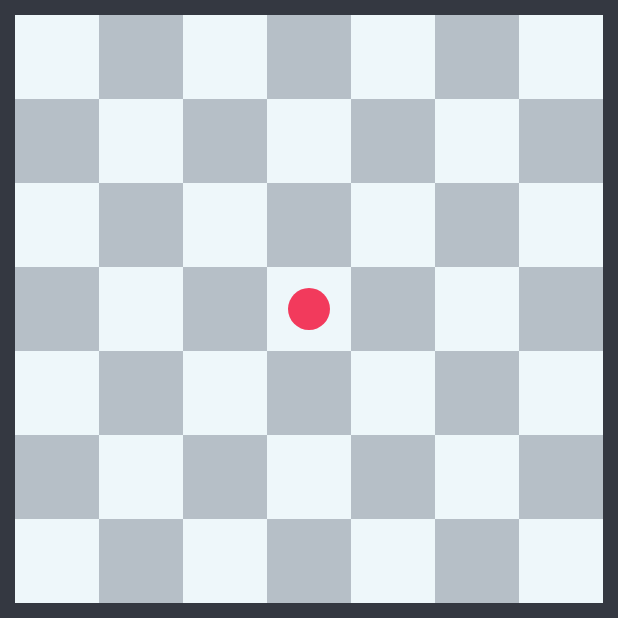
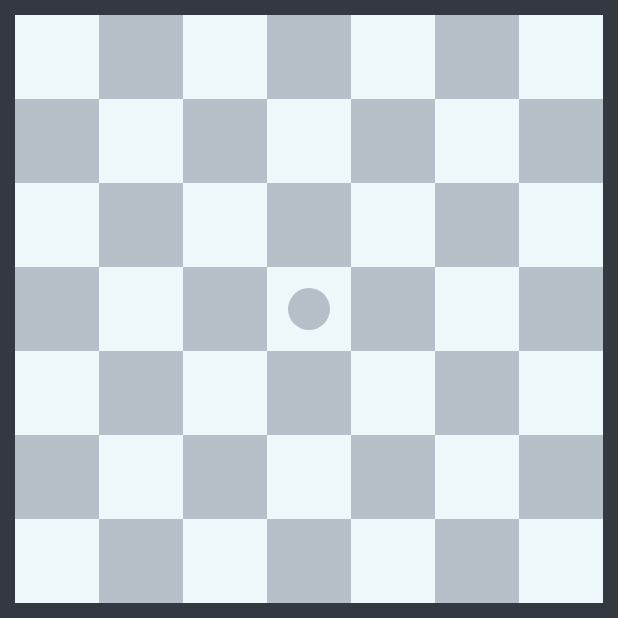
Before and after one commit to Tortoaster/CustomChess, an Android app: the PieceEditorActivity screen opened directly, with no data from a screen before it, after a tap on "Edit Attacks", on a phone screen of 412 x 824 dp, the top half of it. Run offline under Robolectric (Android 15) with nearby library versions, the phone set to English and light mode, and no system bars.

Commit message:
Name cleanup

```diff
--- a/src/main/java/com/tortoaster/customchess/activity/PieceEditorActivity.java
+++ b/src/main/java/com/tortoaster/customchess/activity/PieceEditorActivity.java
@@ -131,7 +131,7 @@ public class PieceEditorActivity extends AppCompatActivity {
 			attacks = moves;
 		} else {
 			attacksButton.setEnabled(true);
-			attacksButton.setTextColor(getResources().getColor(R.color.colorPrimaryDark));
+			attacksButton.setTextColor(getResources().getColor(R.color.darkBlack));
 		}
 
 		calculateValue();
--- a/src/main/java/com/tortoaster/customchess/chess/piece/Kind.java
+++ b/src/main/java/com/tortoaster/customchess/chess/piece/Kind.java
@@ -158,7 +158,7 @@ public enum Kind {
 		if(this == CUSTOM) return;
 
 		if(this == WALL) {
-			white = black = generateSquare(context.getResources().getColor(R.color.colorPrimaryDark));
+			white = black = generateSquare(context.getResources().getColor(R.color.darkBlack));
 			return;
 		}
 
--- a/src/main/java/com/tortoaster/customchess/view/BoardEditorView.java
+++ b/src/main/java/com/tortoaster/customchess/view/BoardEditorView.java
@@ -41,8 +41,8 @@ public class BoardEditorView extends View {
 	public BoardEditorView(Context context, @Nullable AttributeSet attrs) {
 		super(context, attrs);
 
-		lightColor = getResources().getColor(R.color.light);
-		darkColor = getResources().getColor(R.color.dark);
+		lightColor = getResources().getColor(R.color.white);
+		darkColor = getResources().getColor(R.color.darkWhite);
 
 		for(Kind k : Kind.values()) {
 			k.loadImage(getContext());
--- a/src/main/java/com/tortoaster/customchess/view/Chess.java
+++ b/src/main/java/com/tortoaster/customchess/view/Chess.java
@@ -24,11 +24,11 @@ public class Chess extends View implements View.OnTouchListener {
 
 		setOnTouchListener(this);
 
-		lightColor = getResources().getColor(R.color.light);
-		darkColor = getResources().getColor(R.color.dark);
+		lightColor = getResources().getColor(R.color.white);
+		darkColor = getResources().getColor(R.color.darkWhite);
 		selectedColor = getResources().getColor(R.color.selected);
 		highlightedColor = getResources().getColor(R.color.highlighted);
-		endangeredColor = getResources().getColor(R.color.endangered);
+		endangeredColor = getResources().getColor(R.color.threatened);
 		markedColor = getResources().getColor(R.color.marked);
 
 		for(Kind k : Kind.values()) {
--- a/src/main/java/com/tortoaster/customchess/view/PieceMovesView.java
+++ b/src/main/java/com/tortoaster/customchess/view/PieceMovesView.java
@@ -41,11 +41,11 @@ public class PieceMovesView extends View implements View.OnTouchListener {
 
 		setOnTouchListener(this);
 
-		lightColor = getResources().getColor(R.color.light);
-		darkColor = getResources().getColor(R.color.dark);
+		lightColor = getResources().getColor(R.color.white);
+		darkColor = getResources().getColor(R.color.darkWhite);
 		selectedColor = getResources().getColor(R.color.selected);
 		highlightedColor = getResources().getColor(R.color.highlighted);
-		endangeredColor = getResources().getColor(R.color.endangered);
+		endangeredColor = getResources().getColor(R.color.threatened);
 		markedColor = getResources().getColor(R.color.marked);
 	}
 
@@ -79,7 +79,7 @@ public class PieceMovesView extends View implements View.OnTouchListener {
 			}
 		}
 
-		paint.setColor(getResources().getColor(R.color.colorRed));
+		paint.setColor(darkColor);
 		canvas.drawCircle((horizontalMargin + startX * tileSize + tileSize / 2), verticalMargin + startY * tileSize + tileSize / 2, tileSize / 4, paint);
 	}
 
--- a/src/main/java/com/tortoaster/customchess/view/PieceSelectorView.java
+++ b/src/main/java/com/tortoaster/customchess/view/PieceSelectorView.java
@@ -41,7 +41,7 @@ public class PieceSelectorView extends View {
 			a.recycle();
 		}
 
-		PAINT.setColor(getResources().getColor(R.color.colorSecondary) & 0x00FFFFFF | 0x40000000);
+		PAINT.setColor(getResources().getColor(R.color.white) & 0x00FFFFFF | 0x40000000);
 	}
 
 	/**
--- a/src/main/res/layout/activity_piece_editor.xml
+++ b/src/main/res/layout/activity_piece_editor.xml
@@ -68,8 +68,7 @@
 					<ImageView
 						android:id="@+id/white_image"
 						style="@style/Image"
-						android:contentDescription="@string/white_sprite"
-						android:src="@drawable/chess_icon" />
+						android:contentDescription="@string/white_sprite" />
 
 				</LinearLayout>
 
@@ -87,8 +86,7 @@
 					<ImageView
 						android:id="@+id/black_image"
 						style="@style/Image"
-						android:contentDescription="@string/black_sprite"
-						android:src="@drawable/chess_icon" />
+						android:contentDescription="@string/black_sprite" />
 
 				</LinearLayout>
 			</LinearLayout>
--- a/src/main/res/values/colors.xml
+++ b/src/main/res/values/colors.xml
@@ -9,16 +9,4 @@
 	<color name="highlighted">#d23a8df2</color>
 	<color name="threatened">#d2f23a5c</color>
 	<color name="marked">#d2ffdc2d</color>
-
-
-
-	<color name="colorPrimary">#4a4c53</color>
-	<color name="colorPrimaryDark">#343841</color>
-	<color name="colorSecondary">#eef7fa</color>
-	<color name="colorSecondaryDark">#b6bfc7</color>
-	<color name="colorRed">#f23a5c</color>
-
-	<color name="light">@color/colorSecondary</color>
-	<color name="dark">@color/colorSecondaryDark</color>
-	<color name="endangered">#d2f23a5c</color>
 </resources>
--- a/src/main/res/values/dimens.xml
+++ /dev/null
@@ -1,4 +0,0 @@
-<?xml version="1.0" encoding="utf-8"?>
-<resources>
-
-</resources>
--- a/src/main/res/values/strings.xml
+++ b/src/main/res/values/strings.xml
@@ -1,5 +1,4 @@
 <resources>
-
     <string name="app_name">Custom Chess</string>
     <string name="play">Play</string>
     <string name="board_editor">Board Editor</string>
--- a/src/main/res/values/styles.xml
+++ b/src/main/res/values/styles.xml
@@ -44,5 +44,4 @@
 	<style name="Image" parent="Default">
 		<item name="android:layout_height">192dp</item>
 	</style>
-
 </resources>
```
